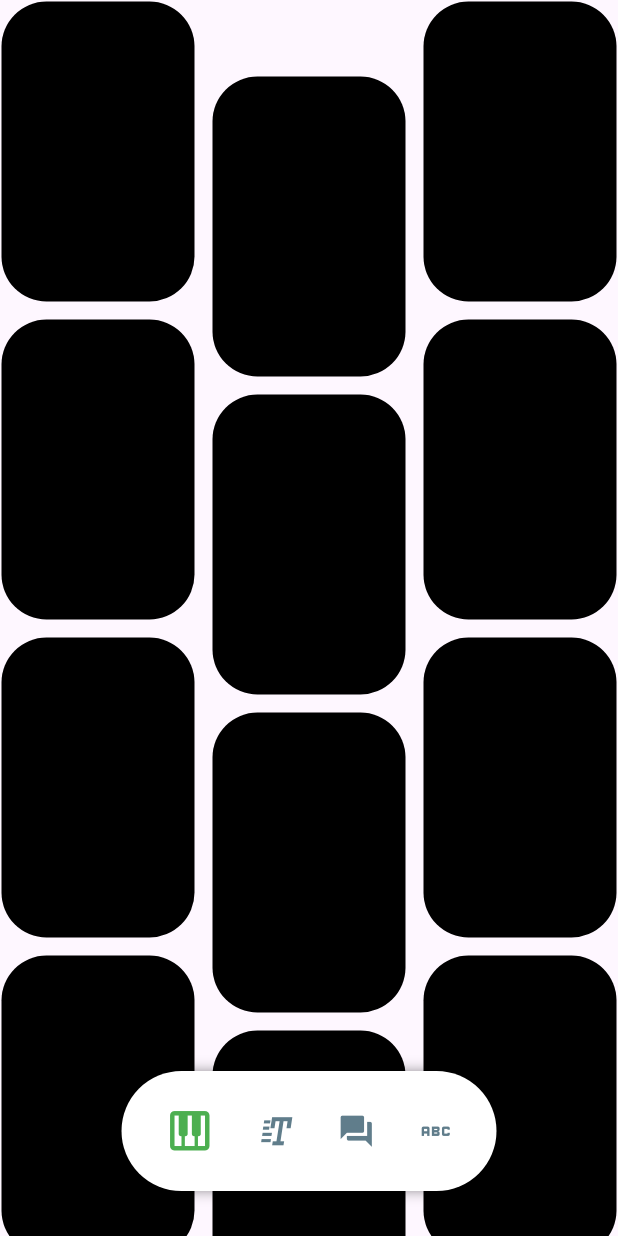
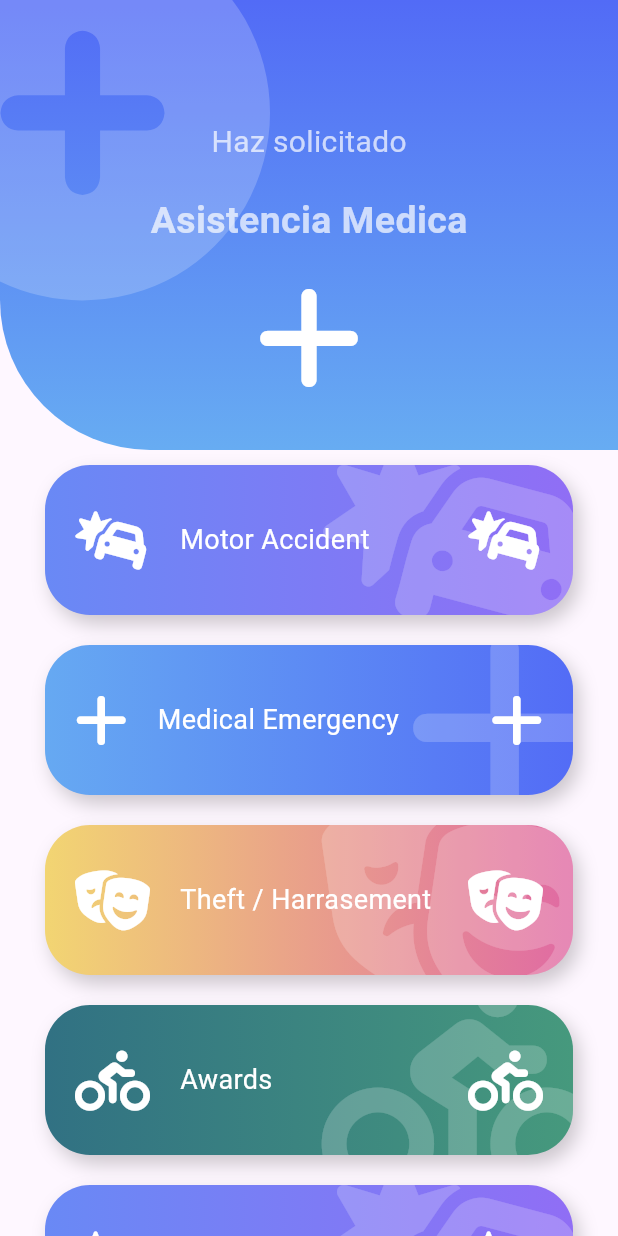
Before and after one commit to carlosdiazz/flutter_disenos_2, a Flutter app: the screen it shows after launch, on a phone screen of 412 x 824 dp. Run offline on Flutter 3.47's test engine with Material 3 defaults, Android fonts, the phone set to English and light mode, and no system bars; our stand-ins replace flutter_svg, font_awesome_flutter.

Commit message:
Session 7

```diff
--- a/lib/main.dart
+++ b/lib/main.dart
@@ -11,6 +11,6 @@ class MainApp extends StatelessWidget {
   @override
   Widget build(BuildContext context) {
     return const MaterialApp(
-        debugShowCheckedModeBanner: false, home: PinterestPage());
+        debugShowCheckedModeBanner: false, home: EmergencyPage());
   }
 }
--- /dev/null
+++ b/lib/src/pages/emergency_page.dart
@@ -0,0 +1,123 @@
+import 'package:custom_painter/src/widgets/boton_gordo.dart';
+import 'package:custom_painter/src/widgets/headers.dart';
+import 'package:flutter/material.dart';
+import 'package:font_awesome_flutter/font_awesome_flutter.dart';
+
+class ItemBoton {
+  final IconData icon;
+  final String texto;
+  final Color color1;
+  final Color color2;
+
+  ItemBoton(this.icon, this.texto, this.color1, this.color2);
+}
+
+class EmergencyPage extends StatelessWidget {
+  const EmergencyPage({super.key});
+
+  @override
+  Widget build(BuildContext context) {
+    final items = <ItemBoton>[
+      ItemBoton(FontAwesomeIcons.carBurst, 'Motor Accident',
+          const Color(0xff6989F5), const Color(0xff906EF5)),
+      ItemBoton(FontAwesomeIcons.plus, 'Medical Emergency',
+          const Color(0xff66A9F2), const Color(0xff536CF6)),
+      ItemBoton(FontAwesomeIcons.masksTheater, 'Theft / Harrasement',
+          const Color(0xffF2D572), const Color(0xffE06AA3)),
+      ItemBoton(FontAwesomeIcons.personBiking, 'Awards',
+          const Color(0xff317183), const Color(0xff46997D)),
+      ItemBoton(FontAwesomeIcons.carBurst, 'Motor Accident',
+          const Color(0xff6989F5), const Color(0xff906EF5)),
+      ItemBoton(FontAwesomeIcons.plus, 'Medical Emergency',
+          const Color(0xff66A9F2), const Color(0xff536CF6)),
+      ItemBoton(FontAwesomeIcons.masksTheater, 'Theft / Harrasement',
+          const Color(0xffF2D572), const Color(0xffE06AA3)),
+      ItemBoton(FontAwesomeIcons.personBiking, 'Awards',
+          const Color(0xff317183), const Color(0xff46997D)),
+      ItemBoton(FontAwesomeIcons.carBurst, 'Motor Accident',
+          const Color(0xff6989F5), const Color(0xff906EF5)),
+      ItemBoton(FontAwesomeIcons.plus, 'Medical Emergency',
+          const Color(0xff66A9F2), const Color(0xff536CF6)),
+      ItemBoton(FontAwesomeIcons.masksTheater, 'Theft / Harrasement',
+          const Color(0xffF2D572), const Color(0xffE06AA3)),
+      ItemBoton(FontAwesomeIcons.personBiking, 'Awards',
+          const Color(0xff317183), const Color(0xff46997D)),
+    ];
+
+    return Scaffold(
+        body: Stack(
+      children: [
+        ListView(
+          physics: const BouncingScrollPhysics(),
+          children: [
+            const SizedBox(
+              height: 300,
+            ),
+            ...items
+                .map((e) => BotonGordo(
+                      texto: e.texto,
+                      onPress: () {},
+                      color1: e.color1,
+                      color2: e.color2,
+                      icon: e.icon,
+                    ))
+                .toList()
+          ],
+        ),
+        const _Encabezado()
+      ],
+    ));
+  }
+}
+
+class _Encabezado extends StatelessWidget {
+  const _Encabezado();
+
+  @override
+  Widget build(BuildContext context) {
+    return const Stack(
+      children: [
+        IconHeader(
+            icon: FontAwesomeIcons.plus,
+            titulo: "Asistencia Medica",
+            subTitulo: "Haz solicitado"),
+      ],
+    );
+  }
+}
+
+class BotonGordoTemp extends StatelessWidget {
+  const BotonGordoTemp({
+    super.key,
+  });
+
+  @override
+  Widget build(BuildContext context) {
+    return BotonGordo(
+      texto: "Motor accient 2",
+      onPress: () {
+        print("Click 1");
+      },
+      icon: FontAwesomeIcons.carBurst,
+      color1: Colors.purple,
+      color2: Colors.purpleAccent,
+    );
+  }
+}
+
+class PageHeader extends StatelessWidget {
+  const PageHeader({
+    super.key,
+  });
+
+  @override
+  Widget build(BuildContext context) {
+    return const IconHeader(
+      icon: FontAwesomeIcons.plus,
+      titulo: "Asistencia Medica 2",
+      subTitulo: "Haz solciitado 2",
+      color1: Colors.red,
+      color2: Colors.redAccent,
+    );
+  }
+}
--- a/lib/src/pages/pages.dart
+++ b/lib/src/pages/pages.dart
@@ -3,3 +3,4 @@ export './headers_page.dart';
 export './graficas_circulares_page.dart';
 export './slideshow_pages.dart';
 export './pinterest_pages.dart';
+export './emergency_page.dart';
--- /dev/null
+++ b/lib/src/widgets/boton_gordo.dart
@@ -0,0 +1,101 @@
+import 'package:flutter/material.dart';
+import 'package:font_awesome_flutter/font_awesome_flutter.dart';
+
+class BotonGordo extends StatelessWidget {
+  final IconData icon;
+  final String texto;
+  final Color color1;
+  final Color color2;
+  final void Function() onPress;
+
+  const BotonGordo(
+      {super.key,
+      this.icon = Icons.abc,
+      required this.texto,
+      this.color1 = Colors.blue,
+      this.color2 = Colors.blueGrey,
+      required this.onPress});
+
+  @override
+  Widget build(BuildContext context) {
+    return GestureDetector(
+      onTap: onPress,
+      child: Padding(
+        padding: const EdgeInsets.all(10),
+        child: Stack(
+          children: [
+            _BotonGordoBackground(color1, color2, icon),
+            Row(
+              mainAxisAlignment: MainAxisAlignment.center,
+              children: [
+                const SizedBox(
+                  height: 100,
+                  width: 40,
+                ),
+                FaIcon(icon, color: Colors.white, size: 40),
+                const SizedBox(
+                  width: 20,
+                ),
+                Expanded(
+                  child: Text(
+                    texto,
+                    style: const TextStyle(color: Colors.white, fontSize: 18),
+                  ),
+                ),
+                FaIcon(icon, color: Colors.white, size: 40),
+                const SizedBox(
+                  width: 40,
+                ),
+              ],
+            )
+          ],
+        ),
+      ),
+    );
+  }
+}
+
+class _BotonGordoBackground extends StatelessWidget {
+  final Color color1;
+  final Color color2;
+  final IconData icon;
+  const _BotonGordoBackground(this.color1, this.color2, this.icon);
+
+  @override
+  Widget build(BuildContext context) {
+    return Container(
+      width: double.infinity,
+      height: 100,
+      margin: const EdgeInsets.symmetric(horizontal: 20),
+      decoration: BoxDecoration(
+          borderRadius: BorderRadius.circular(30),
+          gradient: LinearGradient(colors: [color1, color2]),
+          boxShadow: [
+            BoxShadow(
+              color: Colors.black.withOpacity(0.2),
+              offset: const Offset(
+                4,
+                6,
+              ),
+              blurRadius: 10,
+            )
+          ]),
+      //Para que nos e corte y tome el tamano del containe
+      child: ClipRRect(
+        borderRadius: BorderRadius.circular(30),
+        child: Stack(
+          children: [
+            Positioned(
+                top: -20,
+                right: -20,
+                child: FaIcon(
+                  icon,
+                  size: 150,
+                  color: Colors.white.withOpacity(0.2),
+                ))
+          ],
+        ),
+      ),
+    );
+  }
+}
--- a/lib/src/widgets/headers.dart
+++ b/lib/src/widgets/headers.dart
@@ -1,4 +1,5 @@
 import 'package:flutter/material.dart';
+import 'package:font_awesome_flutter/font_awesome_flutter.dart';
 
 class HeaderCuadrado extends StatelessWidget {
   const HeaderCuadrado({super.key});
@@ -249,3 +250,82 @@ class _HeaderWavePainter extends CustomPainter {
     return true;
   }
 }
+
+class IconHeader extends StatelessWidget {
+  final IconData icon;
+  final String titulo;
+  final String subTitulo;
+  final Color color1;
+  final Color color2;
+
+  const IconHeader(
+      {super.key,
+      required this.icon,
+      required this.titulo,
+      required this.subTitulo,
+      this.color1 = const Color(0xff526BF6),
+      this.color2 = const Color(0xff67ACF2)});
+
+  @override
+  Widget build(BuildContext context) {
+    return Stack(children: [
+      _IconHeaderBackground(color1, color2),
+      Positioned(
+          top: -50,
+          left: -70,
+          child: FaIcon(
+            FontAwesomeIcons.circlePlus,
+            size: 250,
+            color: Colors.white.withOpacity(0.2),
+          )),
+      Column(
+        children: [
+          const SizedBox(
+            height: 80,
+            width: double.infinity,
+          ),
+          Text(
+            subTitulo,
+            style:
+                TextStyle(fontSize: 20, color: Colors.white.withOpacity(0.7)),
+          ),
+          const SizedBox(
+            height: 20,
+          ),
+          Text(
+            titulo,
+            style: TextStyle(
+                fontSize: 25,
+                fontWeight: FontWeight.bold,
+                color: Colors.white.withOpacity(0.7)),
+          ),
+          const SizedBox(
+            height: 20,
+          ),
+          FaIcon(icon, size: 80, color: Colors.white)
+        ],
+      )
+    ]);
+  }
+}
+
+class _IconHeaderBackground extends StatelessWidget {
+  const _IconHeaderBackground(this.color1, this.color2);
+  final Color color1;
+  final Color color2;
+
+  @override
+  Widget build(BuildContext context) {
+    return Container(
+        width: double.infinity,
+        height: 300,
+        decoration: BoxDecoration(
+            borderRadius:
+                const BorderRadius.only(bottomLeft: Radius.circular(100)),
+            gradient: LinearGradient(
+              begin: Alignment.topCenter,
+              end: Alignment.bottomCenter,
+              colors: [color1, color2],
+            )));
+  }
+}
--- a/pubspec.yaml
+++ b/pubspec.yaml
@@ -12,6 +12,7 @@ dependencies:
   flutter_svg: ^2.0.9
   provider: ^6.1.1
   flutter_staggered_grid_view: ^0.7.0
+  font_awesome_flutter: ^10.6.0
 
 
 dev_dependencies:
```
Also changed, not shown: pubspec.lock.
